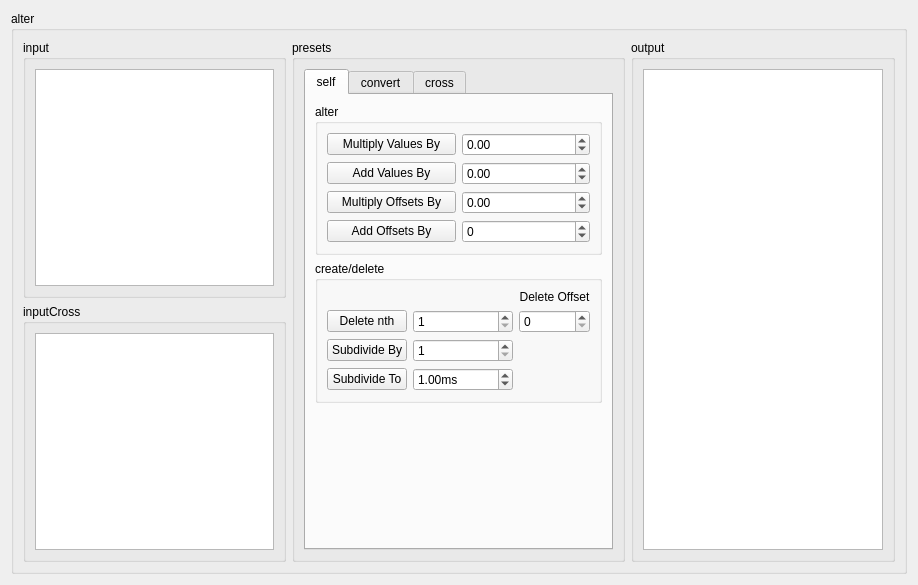
Above: ui/alter.ui from Eve-ning/reamber before the change. Below: the same form after it.
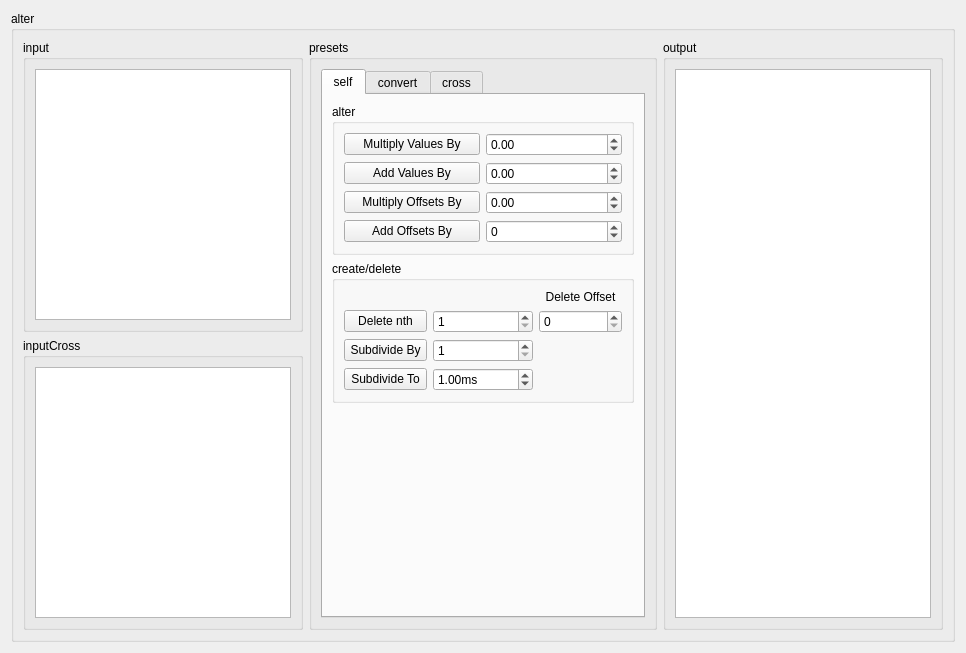
That is the form after the change. The open tabs and pages were chosen to show the change.

Commit message: Fix Alter Casing

```diff
--- a/ui/alter.ui
+++ b/ui/alter.ui
@@ -6,8 +6,8 @@
    <rect>
     <x>0</x>
     <y>0</y>
-    <width>918</width>
-    <height>585</height>
+    <width>966</width>
+    <height>653</height>
    </rect>
   </property>
   <property name="windowTitle">
@@ -22,12 +22,24 @@
      <layout class="QGridLayout" name="gridLayout_60">
       <item row="0" column="0">
        <widget class="QGroupBox" name="inputLO">
+        <property name="sizePolicy">
+         <sizepolicy hsizetype="Maximum" vsizetype="Preferred">
+          <horstretch>0</horstretch>
+          <verstretch>0</verstretch>
+         </sizepolicy>
+        </property>
         <property name="title">
          <string>input</string>
         </property>
         <layout class="QGridLayout" name="gridLayout_48">
          <item row="0" column="0">
           <widget class="QPlainTextEdit" name="input">
+           <property name="sizePolicy">
+            <sizepolicy hsizetype="Maximum" vsizetype="Expanding">
+             <horstretch>0</horstretch>
+             <verstretch>0</verstretch>
+            </sizepolicy>
+           </property>
            <property name="placeholderText">
             <string>&lt;Timing Point&gt;</string>
            </property>
@@ -38,6 +50,12 @@
       </item>
       <item row="0" column="1" rowspan="2">
        <widget class="QGroupBox" name="presetLO">
+        <property name="sizePolicy">
+         <sizepolicy hsizetype="Expanding" vsizetype="Preferred">
+          <horstretch>0</horstretch>
+          <verstretch>0</verstretch>
+         </sizepolicy>
+        </property>
         <property name="title">
          <string>presets</string>
         </property>
@@ -345,6 +363,12 @@
       </item>
       <item row="0" column="2" rowspan="2">
        <widget class="QGroupBox" name="outputLO">
+        <property name="sizePolicy">
+         <sizepolicy hsizetype="Maximum" vsizetype="Preferred">
+          <horstretch>0</horstretch>
+          <verstretch>0</verstretch>
+         </sizepolicy>
+        </property>
         <property name="title">
          <string>output</string>
         </property>
@@ -357,12 +381,24 @@
       </item>
       <item row="1" column="0">
        <widget class="QGroupBox" name="inputCrossLO">
+        <property name="sizePolicy">
+         <sizepolicy hsizetype="Maximum" vsizetype="Preferred">
+          <horstretch>0</horstretch>
+          <verstretch>0</verstretch>
+         </sizepolicy>
+        </property>
         <property name="title">
          <string>inputCross</string>
         </property>
         <layout class="QGridLayout" name="gridLayout_53">
          <item row="0" column="0">
           <widget class="QPlainTextEdit" name="inputCross">
+           <property name="sizePolicy">
+            <sizepolicy hsizetype="Maximum" vsizetype="Expanding">
+             <horstretch>0</horstretch>
+             <verstretch>0</verstretch>
+            </sizepolicy>
+           </property>
            <property name="placeholderText">
             <string>&lt;Timing Point&gt;</string>
            </property>
```
Left out of the diff: 7 changed lines with no effect on the pictures. The commit also changes 1 other file.
